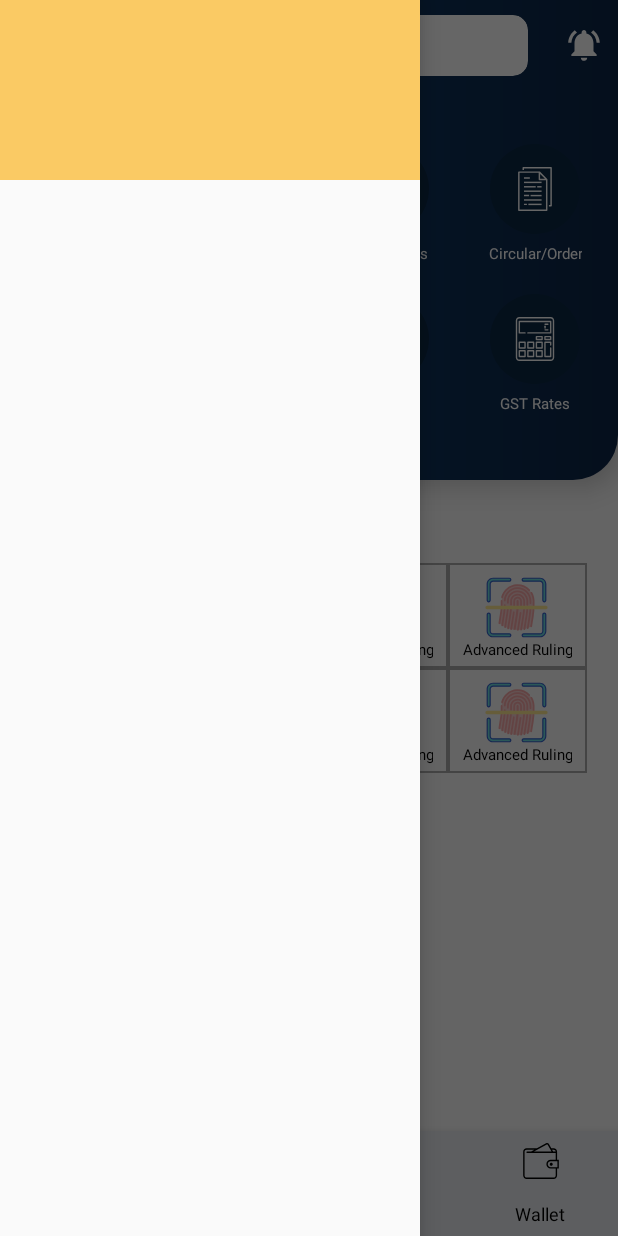
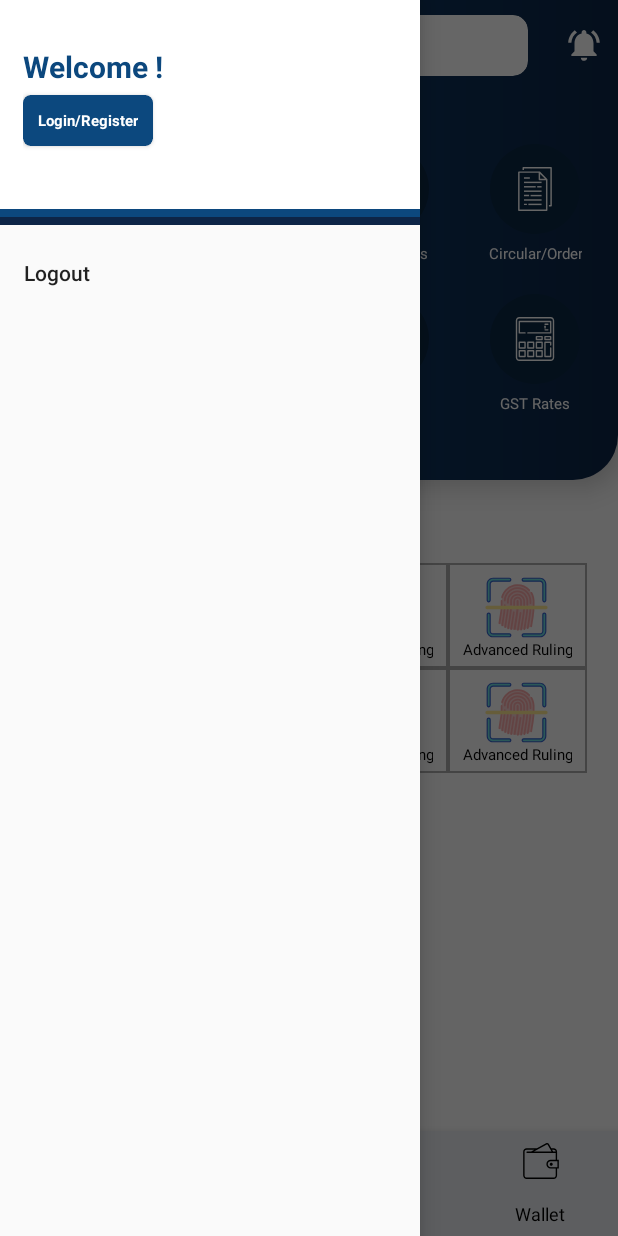
Before and after one commit to kritarth1107/GSTLibrary, an Android app: the screen it shows after launch (MainActivity), with the side drawer open, on a phone screen of 412 x 824 dp. Run offline under Robolectric (Android 15) with nearby library versions, the phone set to English and light mode, and no system bars.

Commit message:
Login JSON return ALways 0 "Error"

```diff
--- a/app/build.gradle
+++ b/app/build.gradle
@@ -40,6 +40,8 @@ dependencies {
     //Retrofit
     implementation 'com.squareup.retrofit2:retrofit:2.3.0'
     implementation 'com.squareup.retrofit2:converter-gson:2.3.0'
+    //volley
+    implementation 'com.android.volley:volley:1.1.0'
 
 
 }
--- a/app/src/main/java/in/co/gstsamadhan/gstsamadhan/HomeFragment.java
+++ b/app/src/main/java/in/co/gstsamadhan/gstsamadhan/HomeFragment.java
@@ -16,9 +16,13 @@ import android.view.animation.AnimationUtils;
 import android.widget.GridLayout;
 import android.widget.ImageView;
 import android.widget.RelativeLayout;
+import android.widget.Toast;
+
+import in.co.gstsamadhan.gstsamadhan.Session.SessionManager;
 
 
 public class HomeFragment extends Fragment {
+    SessionManager sessionManager;
 
     @Nullable
     @Override
@@ -28,7 +32,7 @@ public class HomeFragment extends Fragment {
         final GridLayout G2 = (GridLayout)view.findViewById(R.id.Gridview2);
         final ImageView arrowImageView = view.findViewById(R.id.arrowImageView);
         final ImageView arrowImageView2 = view.findViewById(R.id.arrowImageView2);
-
+        sessionManager = new SessionManager(getContext());   //SessionManager Declare
         arrowImageView.setOnClickListener(new View.OnClickListener() {
             @Override
             public void onClick(View view) {
@@ -62,9 +66,14 @@ public class HomeFragment extends Fragment {
                 @Override
                 public void onClick(View view) {
                     if(finalI==0)
-                    {
+                    {   if(sessionManager.isLoggin()){
                         Intent i = new Intent(getContext(),ActsActivity.class);
                         startActivity(i);
+                    }
+                    else{
+                        Toast.makeText(getContext(), "Please Login to Access", Toast.LENGTH_SHORT).show();
+                    }
+
 
                     }
 
--- a/app/src/main/java/in/co/gstsamadhan/gstsamadhan/MainActivity.java
+++ b/app/src/main/java/in/co/gstsamadhan/gstsamadhan/MainActivity.java
@@ -18,9 +18,12 @@ import android.view.View;
 import android.widget.FrameLayout;
 import android.widget.GridLayout;
 import android.widget.ImageView;
+import android.widget.Toast;
 
 import com.google.android.material.bottomnavigation.BottomNavigationView;
 import com.google.android.material.navigation.NavigationView;
+
+import in.co.gstsamadhan.gstsamadhan.Session.SessionManager;
 
 public class MainActivity extends AppCompatActivity implements NavigationView.OnNavigationItemSelectedListener{
     GridLayout G1,G2;
@@ -29,15 +32,19 @@ public class MainActivity extends AppCompatActivity implements NavigationView.On
     private DrawerLayout drawer;
     BottomNavigationView bottomNavigationView;
     FrameLayout frameLayout;
-    CardView searchbar;
+    CardView searchbar,LoginReg;
     String frag="Home";
+    SessionManager sessionManager;
     @Override
     protected void onCreate(Bundle savedInstanceState) {
         super.onCreate(savedInstanceState);
         setContentView(R.layout.activity_main);
+        sessionManager = new SessionManager(this);   //SessionManager Declare
+
         toolbar = findViewById(R.id.toolbar);
         setSupportActionBar(toolbar);
         searchbar = findViewById(R.id.searchbar);
+
         frameLayout = findViewById(R.id.FrameLayoutMain);
         drawer = findViewById(R.id.drawer_layout);
         bottomNavigationView=findViewById(R.id.BottomNV);
@@ -91,7 +98,10 @@ public class MainActivity extends AppCompatActivity implements NavigationView.On
             }
         });
 
-
+        View headerView = navigationView.getHeaderView(0);
+        LoginReg = headerView.findViewById(R.id.LoginRegButton);
+        if(sessionManager.isLoggin())
+            LoginReg.setVisibility(View.GONE);
     }
 
     private void loadFragment(Fragment fragment) {
@@ -105,13 +115,21 @@ public class MainActivity extends AppCompatActivity implements NavigationView.On
 
     @Override
     public boolean onNavigationItemSelected(@NonNull MenuItem menuItem) {
-        return false;
+        switch (menuItem.getItemId()) {
+            case R.id.nav_logout:
+                sessionManager.logout();
+                break;
+
+        }
+        drawer.closeDrawer(GravityCompat.START);
+        return true;
     }
 
     @Override
     public void onBackPressed() {
         if(drawer.isDrawerOpen(GravityCompat.START)){
             drawer.closeDrawer(GravityCompat.START);
+
         }
         else {
 
--- /dev/null
+++ b/app/src/main/java/in/co/gstsamadhan/gstsamadhan/Session/SessionManager.java
@@ -0,0 +1,57 @@
+package in.co.gstsamadhan.gstsamadhan.Session;
+
+import android.content.Context;
+import android.content.Intent;
+import android.content.SharedPreferences;
+
+import java.util.HashMap;
+
+import in.co.gstsamadhan.gstsamadhan.LoginActivity;
+import in.co.gstsamadhan.gstsamadhan.MainActivity;
+
+public class SessionManager {
+    SharedPreferences sharedPreferences;
+    public SharedPreferences.Editor editor;
+    public Context context;
+    int PRIVATE_MODE = 0;
+
+    private static final String PREF_NAME = "LOGIN";
+    private static final String LOGIN = "IS_LOGIN";
+    public static final String CLIENT_ID = "CLIENT_ID";
+    // public static final String ID = "ID";
+
+    public SessionManager(Context context) {
+        this.context = context;
+        sharedPreferences = context.getSharedPreferences(PREF_NAME, PRIVATE_MODE);
+        editor = sharedPreferences.edit();
+    }
+
+    public void createSession(String client_id){
+
+        editor.putBoolean(LOGIN, true);
+        editor.putString(CLIENT_ID, client_id);
+        editor.apply();
+
+    }
+
+    public boolean isLoggin(){
+        return sharedPreferences.getBoolean(LOGIN, false);
+    }
+
+
+
+    public HashMap<String, String> getUserDetail(){
+        HashMap<String, String> user = new HashMap<>();
+        user.put(CLIENT_ID, sharedPreferences.getString(CLIENT_ID, null));
+        return user;
+    }
+
+    public void logout(){
+        editor.clear();
+        editor.commit();
+        Intent i = new Intent(context, MainActivity.class);
+        i.addFlags(Intent.FLAG_ACTIVITY_CLEAR_TASK|Intent.FLAG_ACTIVITY_NEW_TASK);
+        context.startActivity(i);
+    }
+
+}
--- a/app/src/main/java/network/GstSamadhanApi.java
+++ b/app/src/main/java/network/GstSamadhanApi.java
@@ -3,6 +3,7 @@ package network;
 import java.util.List;
 
 import in.co.gstsamadhan.gstsamadhan.model.Acts;
+import in.co.gstsamadhan.gstsamadhan.model.User;
 import retrofit2.Call;
 import retrofit2.http.Field;
 import retrofit2.http.FormUrlEncoded;
@@ -19,5 +20,10 @@ public interface GstSamadhanApi {
     Call<List<Acts>> getActs(
             @Query("key") String keyword
     );
+    @GET("login")
+    Call<List<User>> login(
+            @Query("username") String username,
+            @Query("password") String password
+    );
 
 }
--- a/app/src/main/res/layout/headerlayout.xml
+++ b/app/src/main/res/layout/headerlayout.xml
@@ -1,12 +1,76 @@
 <?xml version="1.0" encoding="utf-8"?>
-<LinearLayout
-    xmlns:android="http://schemas.android.com/apk/res/android" android:layout_width="match_parent"
-    android:layout_height="120dp"
-    android:background="@color/colorAccent"
+<LinearLayout xmlns:android="http://schemas.android.com/apk/res/android"
+    android:layout_width="match_parent"
+    android:layout_height="150dp"
+    xmlns:app="http://schemas.android.com/apk/res-auto"
+    android:background="@android:color/white"
     android:gravity="bottom"
-    android:orientation="horizontal"
-    android:padding="15dp"
-    >
-
-
+    android:orientation="vertical">
+    <LinearLayout
+        android:gravity="center_vertical"
+        android:padding="15dp"
+        android:orientation="vertical"
+        android:layout_width="match_parent"
+        android:layout_height="match_parent">
+        <TextView
+            android:layout_marginBottom="5dp"
+            android:layout_width="wrap_content"
+            android:layout_height="wrap_content"
+            android:text="Welcome !"
+            android:textColor="@color/colorPrimary"
+            android:textStyle="bold"
+            android:textSize="20sp"/>
+<androidx.cardview.widget.CardView
+    android:id="@+id/LoginRegButton"
+    android:clickable="true"
+    android:foreground="?android:selectableItemBackground"
+    app:cardCornerRadius="5dp"
+    app:cardBackgroundColor="@color/colorPrimary"
+    android:layout_width="wrap_content"
+    android:layout_height="wrap_content">
+    <LinearLayout
+        android:layout_width="wrap_content"
+        android:layout_height="wrap_content">
+        <TextView
+            android:padding="10dp"
+            android:textColor="@android:color/white"
+            android:textStyle="bold"
+            android:textSize="10sp"
+            android:layout_width="wrap_content"
+            android:layout_height="wrap_content"
+            android:text="Login/Register"
+            />
+    </LinearLayout>
+</androidx.cardview.widget.CardView>
+    </LinearLayout>
+    <LinearLayout
+        android:orientation="vertical"
+        android:layout_width="match_parent"
+        android:layout_height="5dp">
+        <!--
+        <ImageView
+            android:layout_width="match_parent"
+            android:layout_height="match_parent"
+            android:src="@drawable/default_profile_image"
+            android:padding="5dp"/> -->
+        <View
+            android:layout_width="match_parent"
+            android:layout_height="match_parent"
+            android:background="@color/colorPrimary"/>
+    </LinearLayout>
+    <LinearLayout
+        android:orientation="vertical"
+        android:layout_width="match_parent"
+        android:layout_height="5dp">
+        <!--
+        <ImageView
+            android:layout_width="match_parent"
+            android:layout_height="match_parent"
+            android:src="@drawable/default_profile_image"
+            android:padding="5dp"/> -->
+        <View
+            android:layout_width="match_parent"
+            android:layout_height="match_parent"
+            android:background="@color/colorPrimaryDark"/>
+    </LinearLayout>
 </LinearLayout>
--- a/app/src/main/res/menu/navigation_menu.xml
+++ b/app/src/main/res/menu/navigation_menu.xml
@@ -1,4 +1,5 @@
 <?xml version="1.0" encoding="utf-8"?>
 <menu xmlns:android="http://schemas.android.com/apk/res/android">
-
+    <item android:title="Logout"
+        android:id="@+id/nav_logout" />
 </menu>
```
Also changed, not shown: app/src/main/java/in/co/gstsamadhan/gstsamadhan/model/User.java (added, +274 -0 lines), app/src/main/res/layout/activity_login.xml (+6 -1 lines), app/src/main/res/layout/product_view.xml (added, +12 -0 lines).
